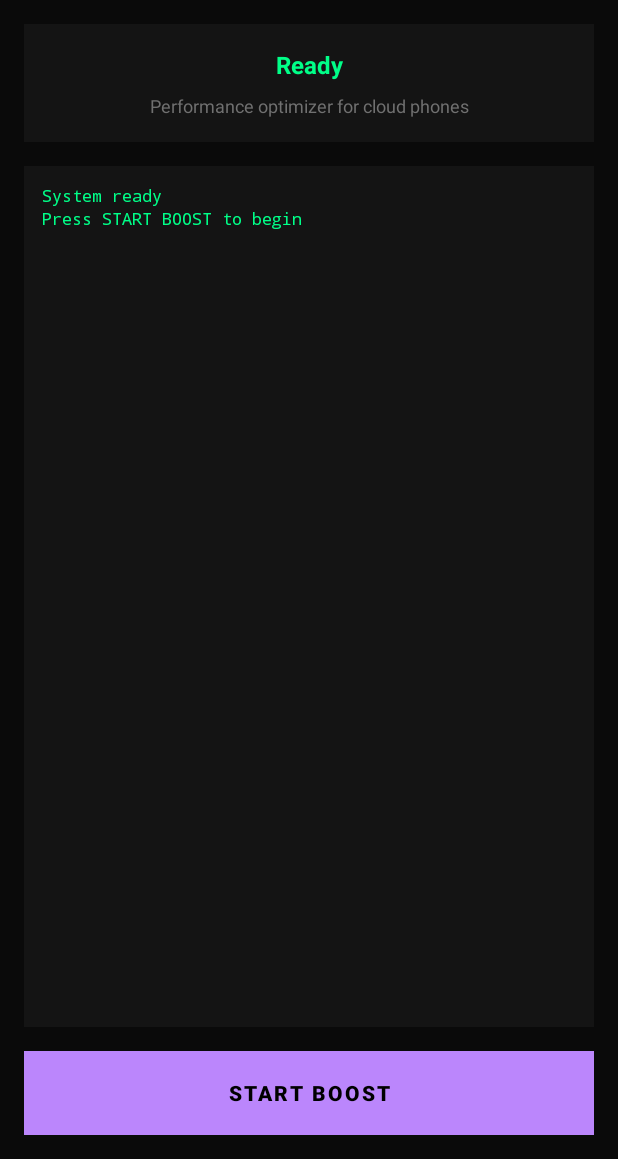
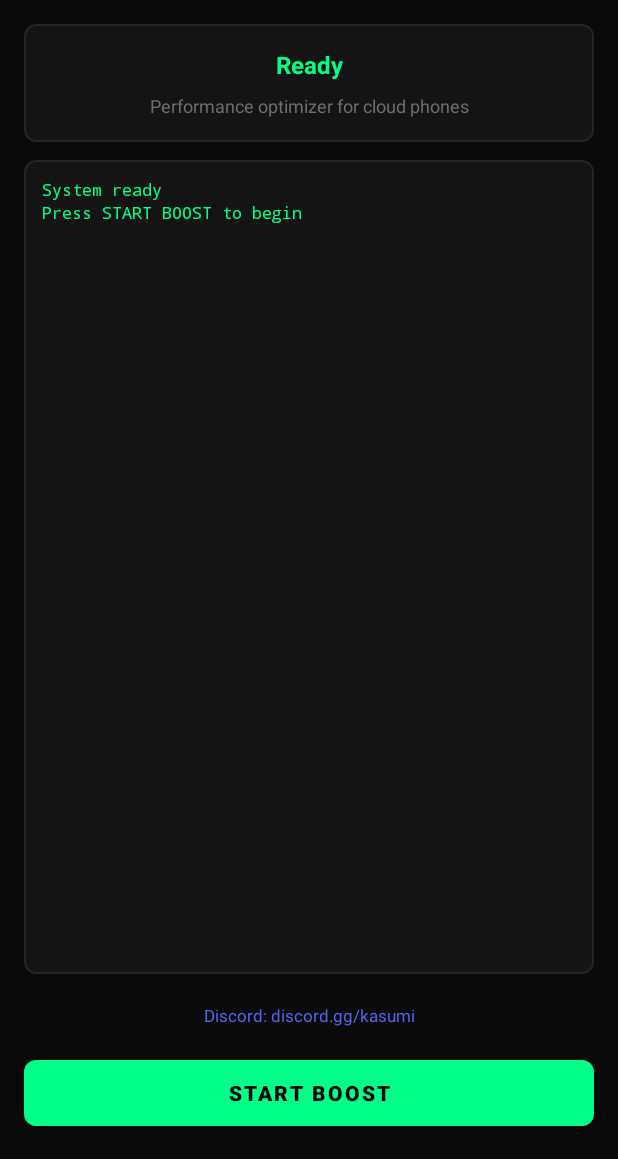
Before and after one commit to RenjiYuusei/Kasumi-Boots, an Android app: the screen it shows after launch (MainActivity), on a phone screen of 412 x 824 dp, the part 77-1236 px from its top. Run offline under Robolectric (Android 15) with nearby library versions, the phone set to English and light mode, and no system bars; libraries missing offline, so code that uses them is left out: com.topjohnwu.superuser; 2 statements that could not run were skipped.

Commit message:
Fix boost execution and improve UI - Fix executeCommands() to wait for shell completion - Add card borders with subtle stroke (1dp #252525) - Add rounded corners (8dp) for modern look - Add Discord link at bottom (discord.gg/kasumi) - Improve spacing and layout hierarchy

```diff
--- a/app/src/main/java/com/kasumi/boots/core/BoostExecutor.kt
+++ b/app/src/main/java/com/kasumi/boots/core/BoostExecutor.kt
@@ -175,7 +175,7 @@ class BoostExecutor {
                 "echo 16777216 > /proc/sys/net/core/rmem_max 2>/dev/null || true",
                 "echo 16777216 > /proc/sys/net/core/wmem_max 2>/dev/null || true"
             )
-
+0
             log("[8/9] Done")
             delay(100)
 
@@ -208,8 +208,17 @@ class BoostExecutor {
     }
 
     private fun executeCommands(vararg commands: String) {
-        commands.forEach { cmd ->
-            Shell.cmd(cmd).exec()
+        try {
+            commands.forEach { cmd ->
+                // Execute and wait for completion
+                val result = Shell.cmd(cmd).exec()
+                // Log errors if any (but continue with || true pattern)
+                if (!result.isSuccess && result.err.isNotEmpty()) {
+                    // Silent fail - expected with || true pattern
+                }
+            }
+        } catch (e: Exception) {
+            // Silent fail - some commands may not be available on all devices
         }
     }
 }
--- a/app/src/main/java/com/kasumi/boots/ui/MainActivity.kt
+++ b/app/src/main/java/com/kasumi/boots/ui/MainActivity.kt
@@ -24,6 +24,7 @@ class MainActivity : AppCompatActivity() {
     private lateinit var btnBoost: Button
     private lateinit var btnDiscord: Button
     private lateinit var progress: ProgressBar
+    private lateinit var discordLink: TextView
 
     private val mainScope = CoroutineScope(Dispatchers.Main + Job())
 
@@ -42,9 +43,20 @@ class MainActivity : AppCompatActivity() {
         btnBoost = findViewById(R.id.btnBoost)
         btnDiscord = findViewById(R.id.btnDiscord)
         progress = findViewById(R.id.progress)
+        discordLink = findViewById(R.id.discordLink)
 
         // Discord button (hidden)
         btnDiscord.visibility = android.view.View.GONE
+
+        // Discord link click handler
+        discordLink.setOnClickListener {
+            try {
+                val intent = Intent(Intent.ACTION_VIEW, Uri.parse("https://discord.gg/kasumi"))
+                startActivity(intent)
+            } catch (e: Exception) {
+                Toast.makeText(this, "Cannot open Discord link", Toast.LENGTH_SHORT).show()
+            }
+        }
 
         // Set initial status
         tvStatus.text = "Ready"
--- a/app/src/main/res/layout/activity_main.xml
+++ b/app/src/main/res/layout/activity_main.xml
@@ -23,17 +23,25 @@
             app:layout_constraintEnd_toEndOf="parent"
             android:layout_marginTop="8dp"/>
 
-        <LinearLayout
+        <com.google.android.material.card.MaterialCardView
             android:id="@+id/statusContainer"
             android:layout_width="0dp"
             android:layout_height="wrap_content"
-            android:orientation="vertical"
-            android:background="#141414"
-            android:padding="16dp"
+            app:cardBackgroundColor="#141414"
+            app:cardCornerRadius="8dp"
+            app:cardElevation="0dp"
+            app:strokeColor="#252525"
+            app:strokeWidth="1dp"
             app:layout_constraintTop_toBottomOf="@id/headerTitle"
             app:layout_constraintStart_toStartOf="parent"
             app:layout_constraintEnd_toEndOf="parent"
             android:layout_marginTop="16dp">
+
+            <LinearLayout
+                android:layout_width="match_parent"
+                android:layout_height="wrap_content"
+                android:orientation="vertical"
+                android:padding="16dp">
 
                 <TextView
                     android:id="@+id/tvStatus"
@@ -67,17 +75,28 @@
 
             </LinearLayout>
 
+        </com.google.android.material.card.MaterialCardView>
+
+        <com.google.android.material.card.MaterialCardView
+            android:id="@+id/logCard"
+            android:layout_width="0dp"
+            android:layout_height="0dp"
+            app:cardBackgroundColor="#141414"
+            app:cardCornerRadius="8dp"
+            app:cardElevation="0dp"
+            app:strokeColor="#252525"
+            app:strokeWidth="1dp"
+            app:layout_constraintTop_toBottomOf="@id/statusContainer"
+            app:layout_constraintBottom_toTopOf="@id/discordLink"
+            app:layout_constraintStart_toStartOf="parent"
+            app:layout_constraintEnd_toEndOf="parent"
+            android:layout_marginTop="12dp"
+            android:layout_marginBottom="12dp">
+
             <ScrollView
                 android:id="@+id/logScrollView"
-            android:layout_width="0dp"
-            android:layout_height="0dp"
-            app:layout_constraintTop_toBottomOf="@id/statusContainer"
-            app:layout_constraintBottom_toTopOf="@id/btnBoost"
-            app:layout_constraintStart_toStartOf="parent"
-            app:layout_constraintEnd_toEndOf="parent"
-            android:layout_marginTop="16dp"
-            android:layout_marginBottom="16dp"
-            android:background="#141414"
+                android:layout_width="match_parent"
+                android:layout_height="match_parent"
                 android:padding="12dp">
 
                 <TextView
@@ -93,7 +112,23 @@
 
             </ScrollView>
 
-        <Button
+        </com.google.android.material.card.MaterialCardView>
+
+        <TextView
+            android:id="@+id/discordLink"
+            android:layout_width="0dp"
+            android:layout_height="wrap_content"
+            android:text="Discord: discord.gg/kasumi"
+            android:textSize="11sp"
+            android:textColor="#5865F2"
+            android:gravity="center"
+            android:padding="8dp"
+            app:layout_constraintStart_toStartOf="parent"
+            app:layout_constraintEnd_toEndOf="parent"
+            app:layout_constraintBottom_toTopOf="@id/btnBoost"
+            android:layout_marginBottom="8dp"/>
+
+        <com.google.android.material.button.MaterialButton
             android:id="@+id/btnBoost"
             android:layout_width="0dp"
             android:layout_height="56dp"
@@ -101,11 +136,13 @@
             android:textSize="14sp"
             android:textStyle="bold"
             android:textColor="#000000"
-            android:background="#00FF88"
+            app:backgroundTint="#00FF88"
+            app:cornerRadius="8dp"
             android:letterSpacing="0.1"
             app:layout_constraintStart_toStartOf="parent"
             app:layout_constraintEnd_toEndOf="parent"
-            app:layout_constraintBottom_toBottomOf="parent"/>
+            app:layout_constraintBottom_toBottomOf="parent"
+            style="@style/Widget.MaterialComponents.Button"/>
 
         <com.google.android.material.button.MaterialButton
             android:id="@+id/btnDiscord"
```
Lines whose indentation alone changed are shown as unchanged.
